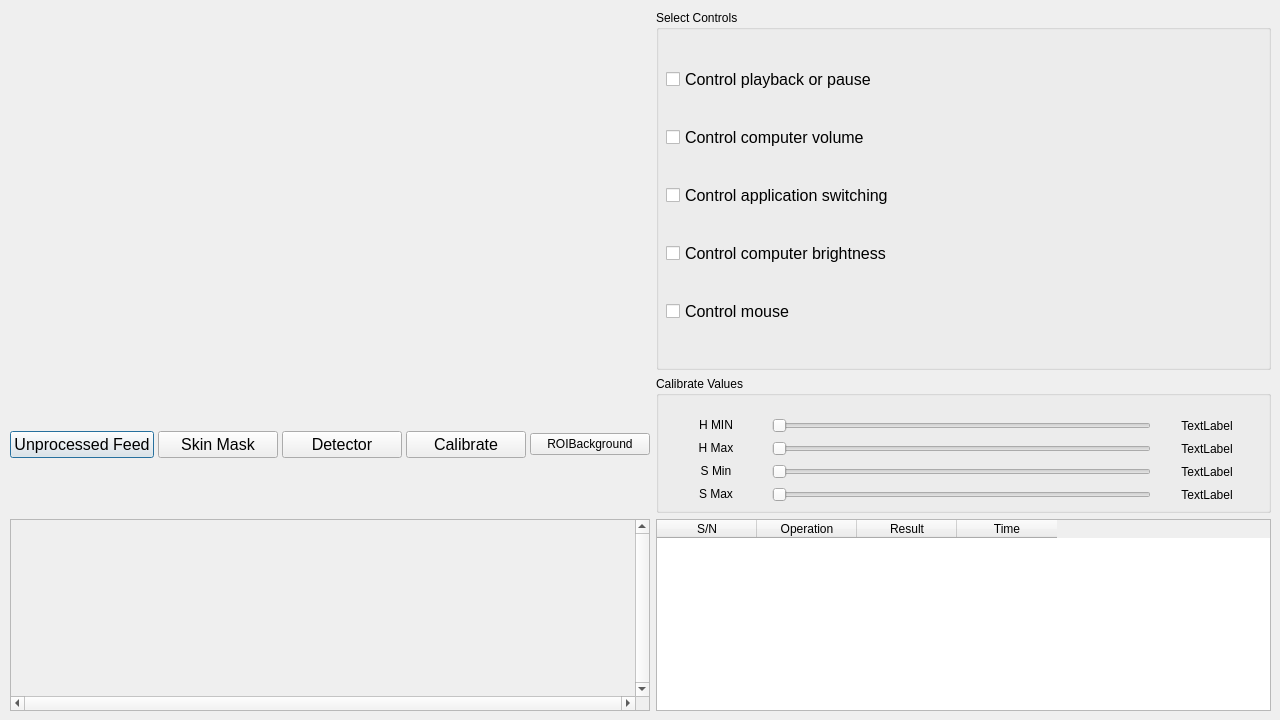
Qt form src/gui/controller_dialog.ui (RandomGuy-coder/Gestro) before a commit.
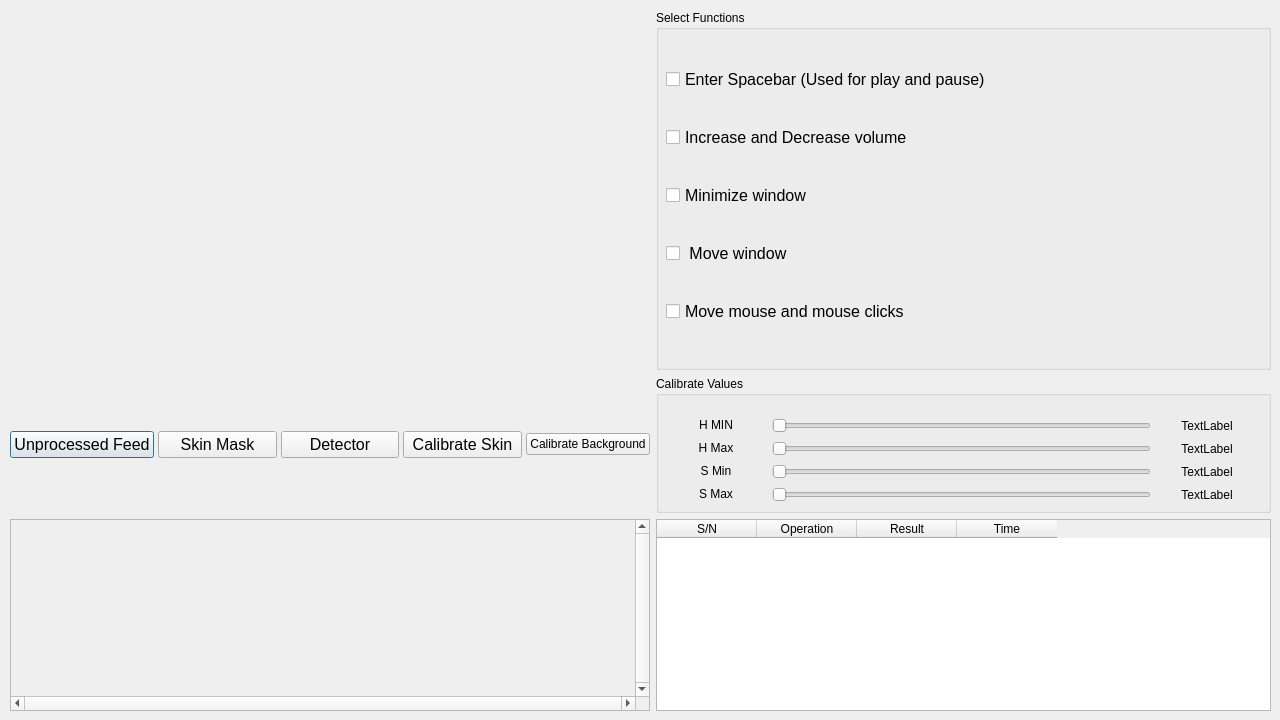
The same form after that commit.

What changed in the file:
```diff
--- a/src/gui/controller_dialog.ui
+++ b/src/gui/controller_dialog.ui
@@ -127,14 +127,14 @@
          </font>
         </property>
         <property name="text">
-         <string>Calibrate</string>
+         <string>Calibrate Skin</string>
         </property>
        </widget>
       </item>
       <item>
        <widget class="QPushButton" name="calibrateROI">
         <property name="text">
-         <string>ROIBackground</string>
+         <string>Calibrate Background</string>
         </property>
        </widget>
       </item>
@@ -209,7 +209,7 @@
     <item row="0" column="1">
      <widget class="QGroupBox" name="groupBox">
       <property name="title">
-       <string>Select Controls</string>
+       <string>Select Functions</string>
       </property>
       <widget class="QWidget" name="verticalLayoutWidget">
        <property name="geometry">
@@ -229,7 +229,7 @@
            </font>
           </property>
           <property name="text">
-           <string>Control playback or pause</string>
+           <string>Enter Spacebar (Used for play and pause)</string>
           </property>
          </widget>
         </item>
@@ -241,7 +241,7 @@
            </font>
           </property>
           <property name="text">
-           <string>Control computer volume</string>
+           <string>Increase and Decrease volume</string>
           </property>
          </widget>
         </item>
@@ -253,7 +253,7 @@
            </font>
           </property>
           <property name="text">
-           <string>Control application switching</string>
+           <string>Minimize window</string>
           </property>
          </widget>
         </item>
@@ -265,7 +265,7 @@
            </font>
           </property>
           <property name="text">
-           <string>Control computer brightness</string>
+           <string> Move window</string>
           </property>
          </widget>
         </item>
@@ -277,7 +277,7 @@
            </font>
           </property>
           <property name="text">
-           <string>Control mouse</string>
+           <string>Move mouse and mouse clicks</string>
           </property>
          </widget>
         </item>
```
Left out of the diff: 2 changed lines with no effect on the pictures.
